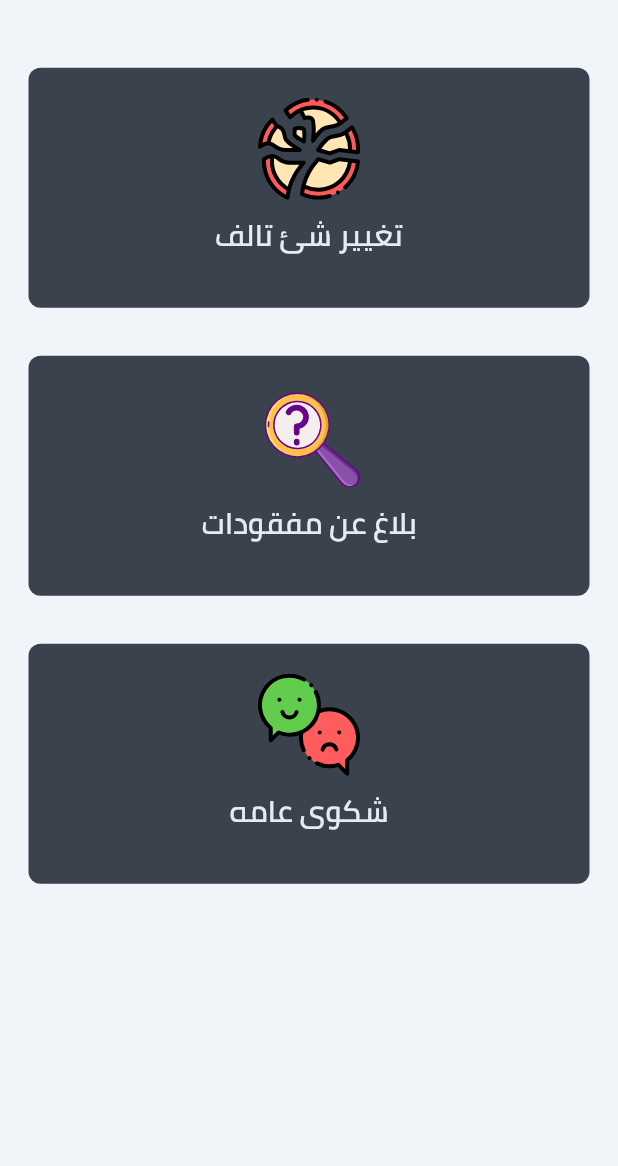
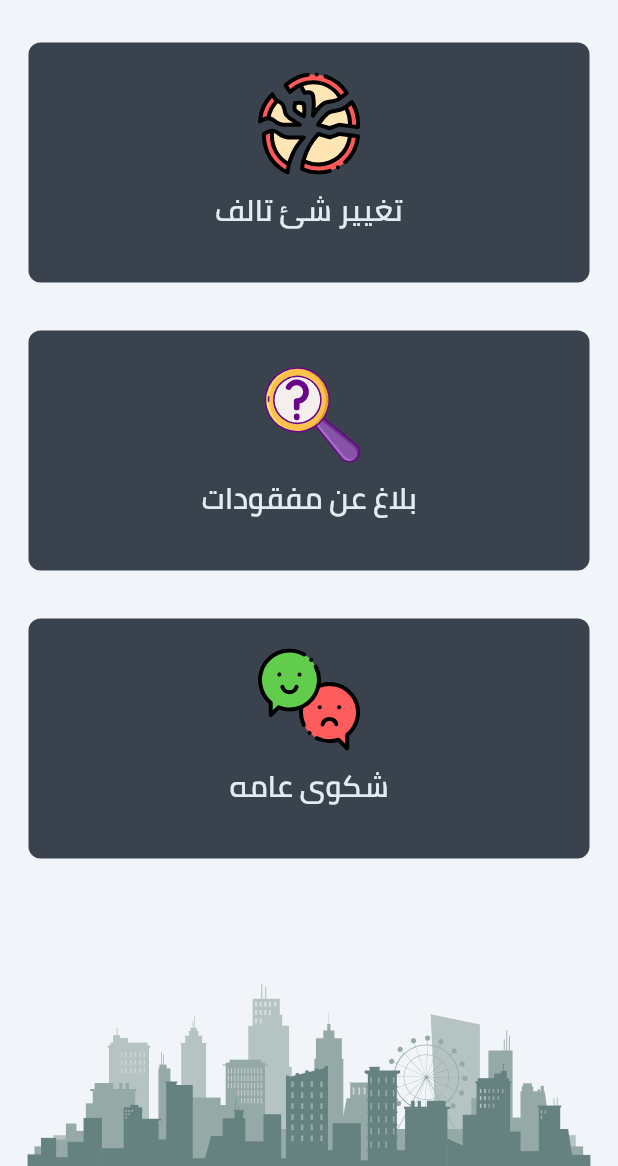
Before and after one commit to AbdelrahmanFouad1/university_housing, a Flutter app: the ChooseComplaintsScreen screen opened directly, on a phone screen of 412 x 824 dp, the part 70-1236 px from its top. Run offline on Flutter 3.47's test engine with Material 2 defaults, Android fonts, the phone set to English and light mode, and no system bars; our stand-ins replace flutter_bloc, flutter_svg, hexcolor, shared_preferences, smooth_page_indicator; accounts and stored records are empty.

Commit message:
update chooses screen

```diff
--- a/lib/moduls/complaints/choose_complaints_screen.dart
+++ b/lib/moduls/complaints/choose_complaints_screen.dart
@@ -12,31 +12,88 @@ class ChooseComplaintsScreen extends StatelessWidget {
         child: Scaffold(
           appBar: defaultAppBar(),
           backgroundColor: backGround,
-          body: SingleChildScrollView(
-            physics: const BouncingScrollPhysics(),
-            child: Padding(
-              padding: const EdgeInsets.only(right:19.0,left: 19.0,top: 35.8),
+          body: OrientationBuilder(
+            builder: (BuildContext context, Orientation orientation) => orientation == Orientation.portrait ? buildPortrait() :buildLandScape() ,
+          ),
+
+        ),
+    );
+  }
+  Widget buildPortrait() => Stack(
+    alignment: AlignmentDirectional.bottomCenter,
+    children: [
+      Padding(
+        padding: const EdgeInsets.all(19.0),
         child: Column(
+          mainAxisSize: MainAxisSize.max,
+          crossAxisAlignment: CrossAxisAlignment.stretch,
           children: [
             defaultTiTleBoxColumn(
               img: 'assets/images/broken-plate.svg',
               title: 'تغيير شئ تالف',
+              height: 160.0,
+              width: double.infinity,
             ),
-                  SizedBox(height: 32.0,),
+            const SizedBox(height: 32.0,),
             defaultTiTleBoxColumn(
               img: 'assets/images/locate.svg',
               title: 'بلاغ عن مفقودات',
+              height: 160.0,
+              width: double.infinity,
             ),
-                  SizedBox(height: 32.0,),
+            const SizedBox(height: 32.0,),
             defaultTiTleBoxColumn(
               img: 'assets/images/review.svg',
               title: 'شكوى عامه',
+              height: 160.0,
+              width: double.infinity,
             ),
+
           ],
         ),
       ),
+      SvgPicture.asset(
+        'assets/images/layer2.svg',
+        semanticsLabel: 'layer',
+        fit: BoxFit.cover,
+      ),
+    ],
+  );
+
+  Widget buildLandScape() => Padding(
+    padding: const EdgeInsets.all(19.0),
+    child: Center(
+      child: Row(
+        children: [
+          Flexible(
+            flex: 1,
+            child: defaultTiTleBoxColumn(
+              img: 'assets/images/broken-plate.svg',
+              title: 'تغيير شئ تالف',
+                height: 160.0,
+            ),
+          ),
+          const SizedBox(width:  32.0,),
+          Flexible(
+            flex: 1,
+            child: defaultTiTleBoxColumn(
+              img: 'assets/images/locate.svg',
+              title: 'بلاغ عن مفقودات',
+              height: 160.0,
+            ),
+          ),
+          const SizedBox(width:  32.0,),
+          Flexible(
+            flex: 1,
+            child: defaultTiTleBoxColumn(
+              img: 'assets/images/review.svg',
+              title: 'شكوى عامه',
+                height: 160.0,
+            ),
+          ),
+
+        ],
       ),
     ),
   );
 }
-}
--- a/lib/shard/components/components.dart
+++ b/lib/shard/components/components.dart
@@ -20,7 +20,7 @@ void navigateAndFinish(context, widget) => Navigator.pushAndRemoveUntil(
   ),
       (route) => false,
 );
-);
+
 
 Widget defaultButton({
   double? width ,
@@ -159,10 +159,12 @@ Widget defaultTitleBox ({
 Widget defaultTiTleBoxColumn ({
   required String img,
   required String title,
+  double? width ,
+  double? height,
 })=>
     Container(
-      width: double.infinity,
-      height: 160,
+      width: width,
+      height: height,
       decoration: BoxDecoration(
         color: boxColor,
         borderRadius: BorderRadius.circular(8.0),
```
Also changed, not shown: lib/main.dart (+4 -3 lines), lib/moduls/requests/chooseRequestsScreen.dart (deleted, +0 -42 lines), lib/moduls/requests/choose_request_screen.dart (added, +105 -0 lines). Lines whose indentation alone changed are shown as unchanged.
